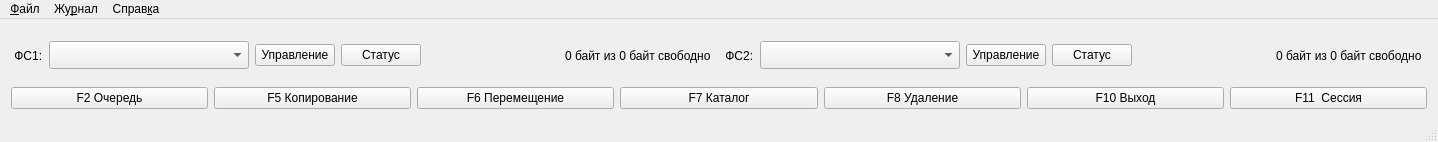
Before: the Qt Designer form mainwindow.ui in cc3k/DataTransfer, drawn with Qt 5.
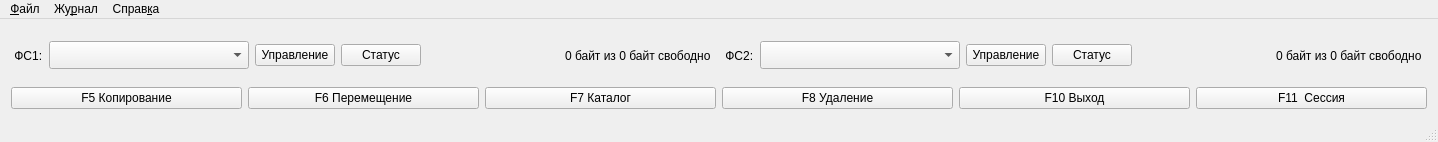
After: the same form once the commit is applied.

Patch:
```diff
--- a/mainwindow.ui
+++ b/mainwindow.ui
@@ -235,17 +235,10 @@
      </layout>
     </item>
     <item>
-     <layout class="QHBoxLayout" name="horizontalLayoutButton" stretch="0,0,0,0,0,0,0">
+     <layout class="QHBoxLayout" name="horizontalLayoutButton" stretch="0,0,0,0,0,0">
       <property name="sizeConstraint">
        <enum>QLayout::SetMinimumSize</enum>
       </property>
-      <item>
-       <widget class="QPushButton" name="buttonQueue">
-        <property name="text">
-         <string>F2 Очередь</string>
-        </property>
-       </widget>
-      </item>
       <item>
        <widget class="QPushButton" name="buttonCopy">
         <property name="text">
```
